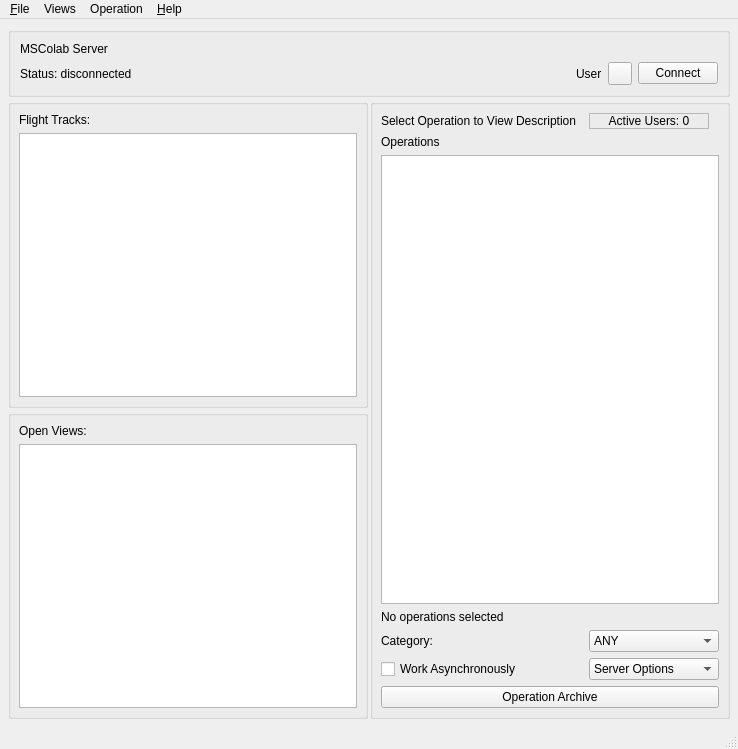
This is mslib/msui/ui/ui_mainwindow.ui in Open-MSS/MSS as Qt 5 draws it before an edit. The edited form follows.
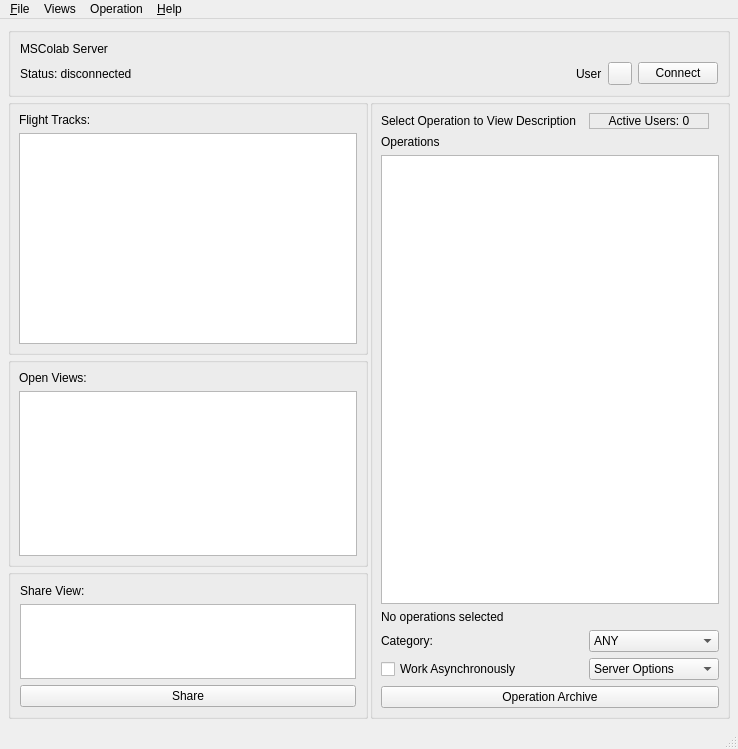
This is the edited form.

Commit message:
Feat: Implement view sharing in operations with Manage Views widget (#2893)
Adds functionality to share custom views between operation members. Includes a 'Manage Views' widget allowing users to browse and apply shared views, as well as options for renaming views before sharing.  Addresses the need for collaborative view configurations within an operation.

```diff
--- a/mslib/msui/ui/ui_mainwindow.ui
+++ b/mslib/msui/ui/ui_mainwindow.ui
@@ -134,6 +134,12 @@
               <verstretch>0</verstretch>
              </sizepolicy>
             </property>
+            <property name="maximumSize">
+             <size>
+              <width>16777215</width>
+              <height>300</height>
+             </size>
+            </property>
             <property name="title">
              <string/>
             </property>
@@ -183,6 +189,12 @@
               <verstretch>0</verstretch>
              </sizepolicy>
             </property>
+            <property name="maximumSize">
+             <size>
+              <width>16777215</width>
+              <height>210</height>
+             </size>
+            </property>
             <layout class="QVBoxLayout" name="openViewsVL">
              <property name="leftMargin">
               <number>8</number>
@@ -213,6 +225,44 @@
             </layout>
            </widget>
           </item>
+          <item>
+           <widget class="QGroupBox" name="shareViewGroupBox">
+            <property name="maximumSize">
+             <size>
+              <width>16777215</width>
+              <height>150</height>
+             </size>
+            </property>
+            <property name="title">
+             <string/>
+            </property>
+            <layout class="QVBoxLayout" name="verticalLayout_4">
+             <item>
+              <widget class="QLabel" name="label_2">
+               <property name="maximumSize">
+                <size>
+                 <width>16777215</width>
+                 <height>18</height>
+                </size>
+               </property>
+               <property name="text">
+                <string>Share View:</string>
+               </property>
+              </widget>
+             </item>
+             <item>
+              <widget class="QListView" name="listView"/>
+             </item>
+             <item>
+              <widget class="QPushButton" name="pushButton">
+               <property name="text">
+                <string>Share</string>
+               </property>
+              </widget>
+             </item>
+            </layout>
+           </widget>
+          </item>
          </layout>
         </item>
         <item>
```
Left out of the diff: 17 changed lines with no effect on the pictures. The commit also changes 13 other files.
